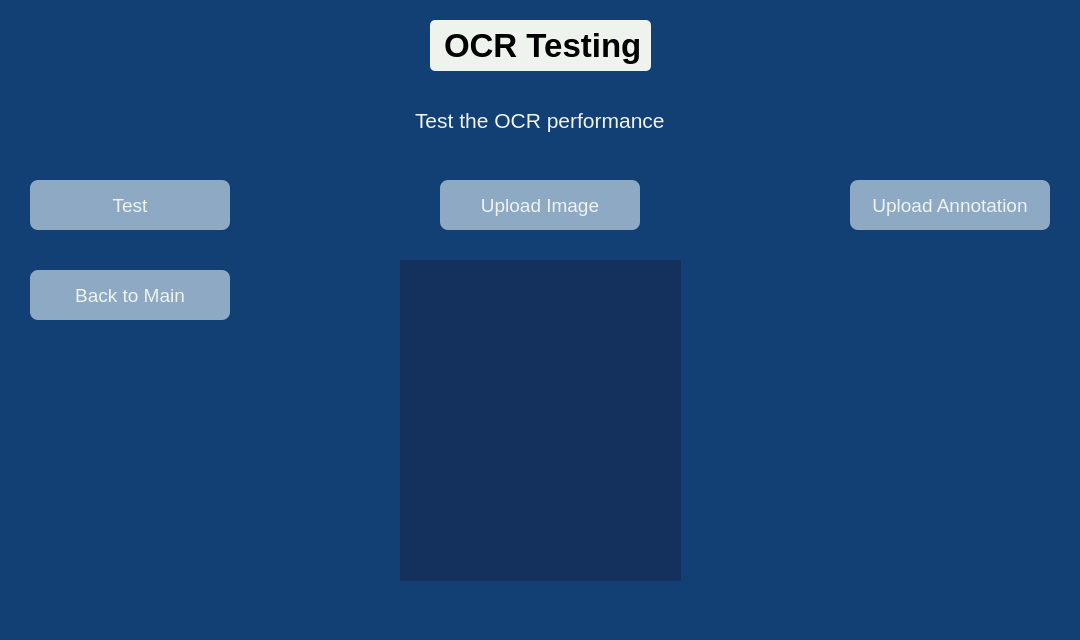
Qt form testing_menu.ui (Zachve4037/OCR_App) before a commit.
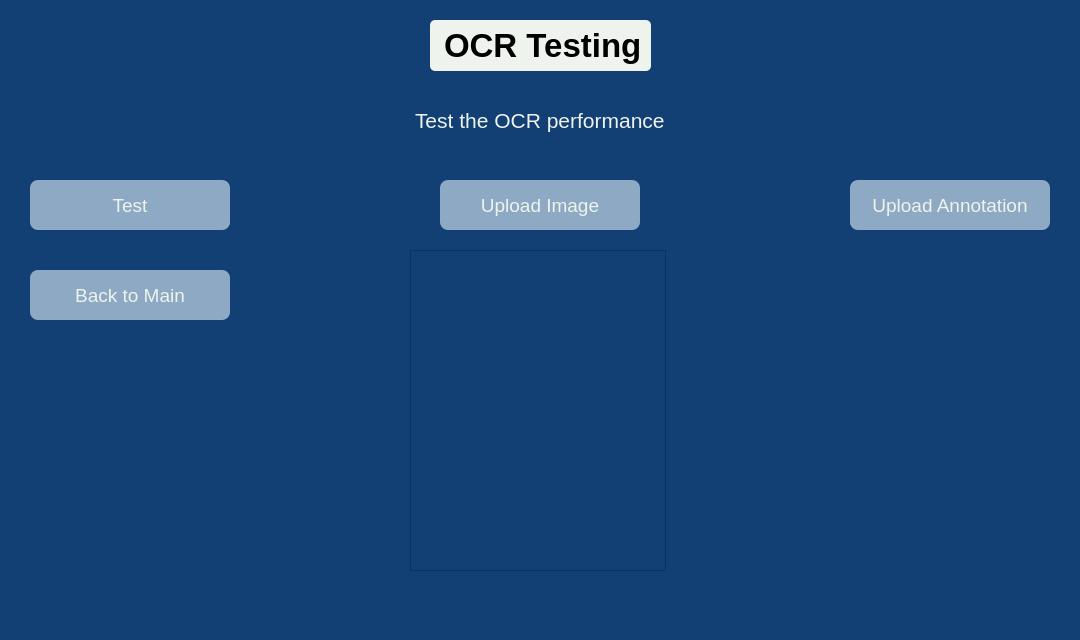
The same form after that commit. Custom widgets are drawn as their Qt base class.

Commit message: zoom of images finished

The edit to the form file:
```diff
--- a/testing_menu.ui
+++ b/testing_menu.ui
@@ -149,21 +149,15 @@
      <string>Test</string>
     </property>
    </widget>
-   <widget class="QLabel" name="image_label">
+   <widget class="ZoomableGraphicsView" name="image_view">
     <property name="geometry">
      <rect>
-      <x>400</x>
-      <y>260</y>
-      <width>281</width>
+      <x>410</x>
+      <y>250</y>
+      <width>256</width>
       <height>321</height>
      </rect>
     </property>
-    <property name="styleSheet">
-     <string notr="true">background-color: rgb(19, 49, 92);</string>
-    </property>
-    <property name="text">
-     <string/>
-    </property>
    </widget>
   </widget>
   <widget class="QMenuBar" name="menubar">
@@ -178,6 +172,13 @@
   </widget>
   <widget class="QStatusBar" name="statusbar"/>
  </widget>
+ <customwidgets>
+  <customwidget>
+   <class>ZoomableGraphicsView</class>
+   <extends>QGraphicsView</extends>
+   <header>ZoomableGraphicsView.h</header>
+  </customwidget>
+ </customwidgets>
  <resources/>
  <connections/>
 </ui>
```
The commit also changes 4 other files.
